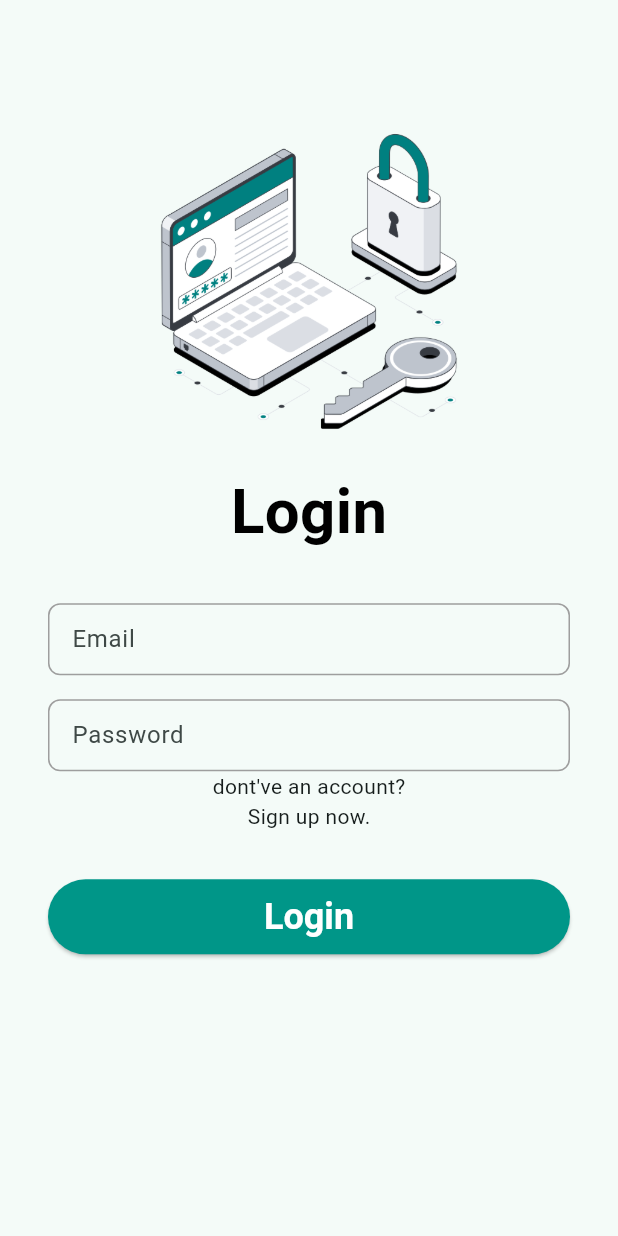
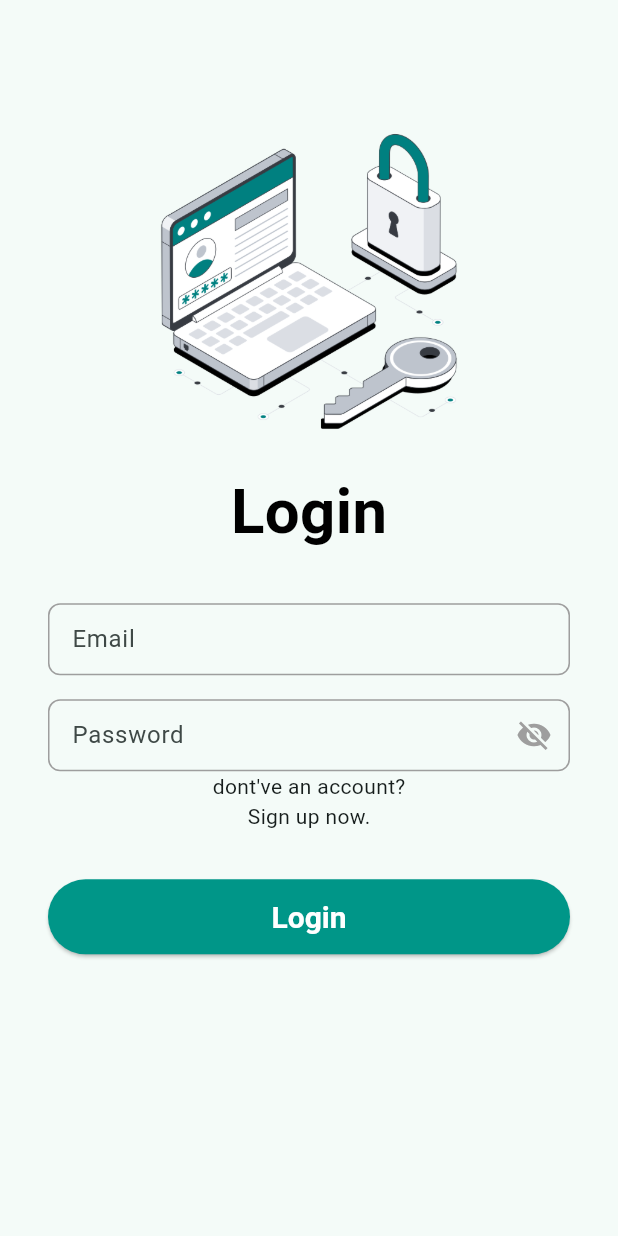
Before and after one commit to Salah-Essam/Variety_App, a Flutter app: the screen it shows after launch, on a phone screen of 412 x 824 dp. Run offline on Flutter 3.47's test engine with Material 3 defaults, Android fonts, the phone set to English and light mode, and no system bars.

```diff
--- /dev/null
+++ b/lib/core/AppAssets.dart
@@ -0,0 +1,4 @@
+class AppAssets {
+  static const String login = "assets/login.png";
+  static const String signup = "assets/Sign up.png";
+}
--- /dev/null
+++ b/lib/core/AppRoutes.dart
@@ -0,0 +1,14 @@
+import 'package:flutter/material.dart';
+import 'package:variety_app/presentation/features/Home/view/HomeScreen.dart';
+import 'package:variety_app/presentation/features/Home/view/ProfileScreen.dart';
+import 'package:variety_app/presentation/features/auth/view/LoginScreen.dart';
+import 'package:variety_app/presentation/features/auth/view/SignUpScreen.dart';
+
+class AppRoutes {
+  static Map<String, WidgetBuilder> routes = {
+    ProfileScreen.name: (context) => ProfileScreen(),
+    SignUpScreen.name: (context) => SignUpScreen(),
+    LoginScreen.name: (context) => LoginScreen(),
+    HomeScreen.name: (context) => HomeScreen(),
+  };
+}
--- a/lib/main.dart
+++ b/lib/main.dart
@@ -1,9 +1,7 @@
 import 'package:flutter/material.dart';
 import 'package:variety_app/core/AppColors.dart';
-import 'package:variety_app/presentation/features/Home/view/HomeScreen.dart';
-import 'package:variety_app/presentation/features/Home/view/ProfileScreen.dart';
+import 'package:variety_app/core/AppRoutes.dart';
 import 'package:variety_app/presentation/features/auth/view/LoginScreen.dart';
-import 'package:variety_app/presentation/features/auth/view/SignUpScreen.dart';
 
 void main() {
   runApp(VarietyApp());
@@ -16,12 +14,7 @@ class VarietyApp extends StatelessWidget {
   Widget build(BuildContext context) {
     return MaterialApp(
       initialRoute: LoginScreen.name,
-      routes: {
-        ProfileScreen.name: (context) => ProfileScreen(),
-        SignUpScreen.name: (context) => SignUpScreen(),
-        LoginScreen.name: (context) => LoginScreen(),
-        HomeScreen.name: (context) => HomeScreen(),
-      },
+      routes: AppRoutes.routes,
       theme: ThemeData(
         appBarTheme: AppBarTheme(
           backgroundColor: AppColors.primary,
--- a/lib/presentation/features/Home/view/ProfileScreen.dart
+++ b/lib/presentation/features/Home/view/ProfileScreen.dart
@@ -10,7 +10,6 @@ class ProfileScreen extends StatelessWidget {
 
   @override
   Widget build(BuildContext context) {
-    final size = MediaQuery.of(context).size;
     return Scaffold(
       appBar: AppBar(
         backgroundColor: AppColors.white,
--- a/lib/presentation/features/auth/view/LoginScreen.dart
+++ b/lib/presentation/features/auth/view/LoginScreen.dart
@@ -4,17 +4,23 @@ import 'package:variety_app/presentation/features/auth/view/SignUpScreen.dart';
 import 'package:variety_app/presentation/widgets/AppButton.dart';
 import 'package:variety_app/presentation/widgets/AppTextField.dart';
 
-class LoginScreen extends StatelessWidget {
+class LoginScreen extends StatefulWidget {
   LoginScreen({super.key});
 
   static String name = "login";
 
+  @override
+  State<LoginScreen> createState() => _LoginScreenState();
+}
+
+class _LoginScreenState extends State<LoginScreen> {
   TextEditingController emailController = TextEditingController();
+
   TextEditingController passController = TextEditingController();
+  bool _isObscure = true;
 
   @override
   Widget build(BuildContext context) {
-    final color_scheme = Theme.of(context).colorScheme;
     final size = MediaQuery.of(context).size;
     return Scaffold(
       body: SingleChildScrollView(
@@ -25,8 +31,6 @@ class LoginScreen extends StatelessWidget {
               children: [
                 Image.asset(
                   "assets/Login.png",
-                  // width: size.width * 0.5,
-                  // height: size.height * 0.3,
                   width: size.width * 0.5,
                   height: size.height * 0.3,
                 ),
@@ -44,6 +48,8 @@ class LoginScreen extends StatelessWidget {
                   onChange: (v) {},
                   labelText: "Email",
                   hint: "Enter your Email",
+                  type: TextInputType.emailAddress,
+                  textInputAction: TextInputAction.next,
                 ),
                 SizedBox(height: 16),
                 AppTextField(
@@ -51,6 +57,19 @@ class LoginScreen extends StatelessWidget {
                   onChange: (v) {},
                   labelText: "Password",
                   hint: "Enter your Password",
+                  type: TextInputType.visiblePassword,
+
+                  suffixIcon: IconButton(
+                    icon: Icon(
+                      _isObscure ? Icons.visibility_off : Icons.visibility,
+                    ),
+                    onPressed: () {
+                      setState(() {
+                        _isObscure = !_isObscure;
+                      });
+                    },
+                  ),
+                  isObscure: _isObscure,
                 ),
                 Text("dont've an account?"),
                 InkWell(
@@ -79,24 +98,3 @@ class LoginScreen extends StatelessWidget {
     );
   }
 }
-
-//   ElevatedButton AppButton(ColorScheme color_scheme) {
-//     return ElevatedButton(
-//                   style: ButtonStyle(
-//                     backgroundColor: WidgetStateProperty.all(
-//                       color_scheme.primary,
-//                     ),
-//                     foregroundColor: WidgetStateProperty.all(
-//                       color_scheme.onPrimary,
-//                     ),
-//                     textStyle: WidgetStateProperty.all(
-//                       TextStyle(fontSize: 24, fontWeight: FontWeight.bold),
-//                     ),
-//                   ),
-//                   onPressed: () {
-//                     // Navigator.popAndPushNamed(context, HomeScreen.name);
-//                     // Navigator.pushNamed(context, HomeScreen.name);
-//                   },
-//                   child: Text("Login"),
-//                 );
-//   }
--- a/lib/presentation/widgets/AppButton.dart
+++ b/lib/presentation/widgets/AppButton.dart
@@ -18,7 +18,7 @@ class AppButton extends StatelessWidget {
           backgroundColor: WidgetStateProperty.all(colorScheme.primary),
           foregroundColor: WidgetStateProperty.all(colorScheme.onPrimary),
           textStyle: WidgetStateProperty.all(
-            TextStyle(fontSize: 24, fontWeight: FontWeight.bold),
+            TextStyle(fontSize: 20, fontWeight: FontWeight.bold),
           ),
         ),
         onPressed: onPressed,
--- a/lib/presentation/widgets/AppTextField.dart
+++ b/lib/presentation/widgets/AppTextField.dart
@@ -7,24 +7,26 @@ class AppTextField extends StatelessWidget {
     required this.controller,
     required this.onChange,
     this.type,
-    this.isObscure = false,
+    this.isObscure,
     this.style,
     this.labelText,
     this.hint,
     this.prefixIcon,
     this.suffixIcon,
     this.errorText,
+    this.textInputAction,
   });
   final TextEditingController controller;
   final Function(String)? onChange;
   final TextInputType? type;
-  final bool isObscure;
+  final bool? isObscure;
   final TextStyle? style;
   final String? labelText;
   final String? hint;
   final Widget? prefixIcon;
   final Widget? suffixIcon;
   final String? errorText;
+  final TextInputAction? textInputAction;
 
   @override
   Widget build(BuildContext context) {
@@ -39,8 +41,9 @@ class AppTextField extends StatelessWidget {
         errorText: errorText,
       ),
       keyboardType: type,
-      obscureText: isObscure,
+      obscureText: isObscure ?? false,
       style: style,
+      textInputAction: textInputAction,
     );
   }
 }
```
Also changed, not shown: lib/presentation/features/Home/view/HomeScreen.dart (+36 -0 lines), lib/presentation/features/auth/view/SignUpScreen.dart (+42 -4 lines).
